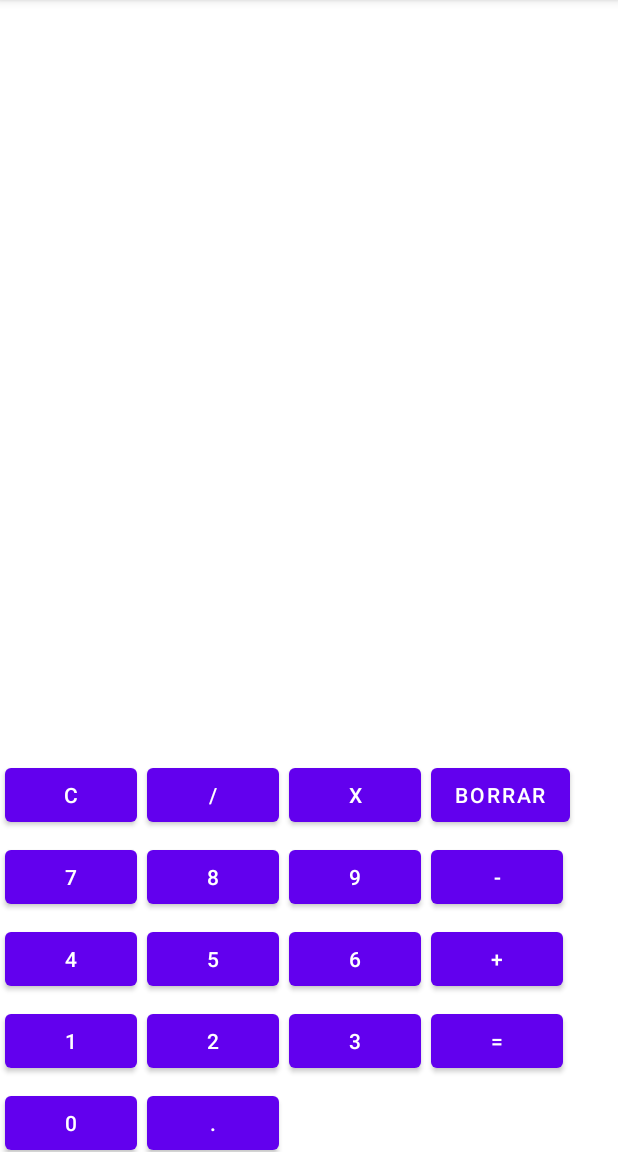
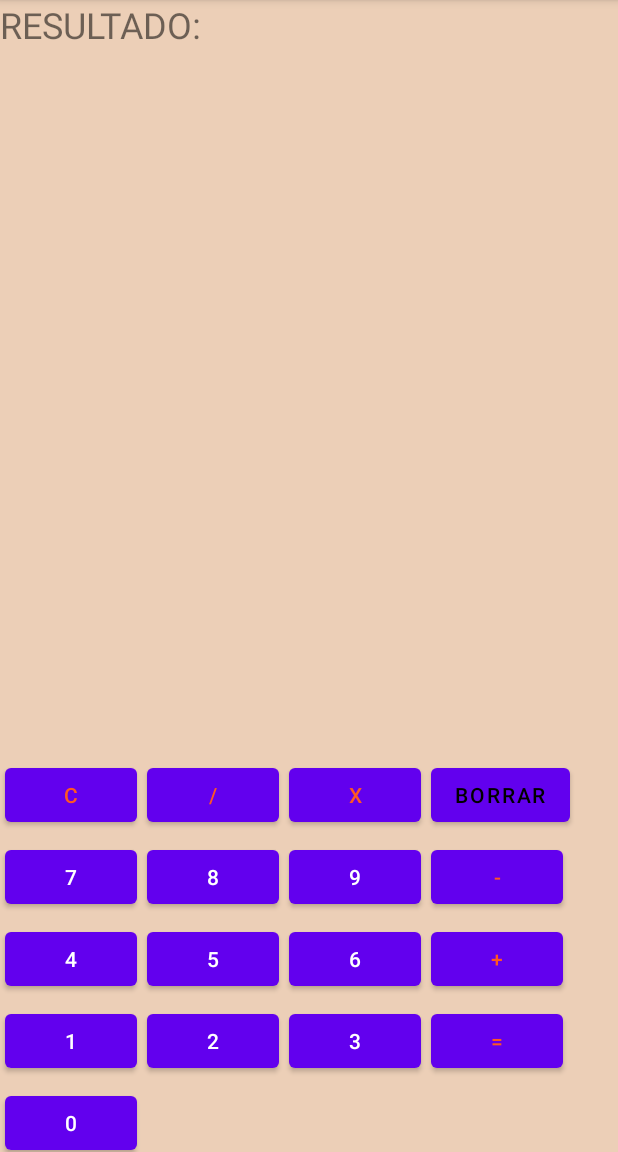
Before and after one commit to RicardoC29/Calculadora1, an Android app: the screen it shows after launch (MainActivity), on a phone screen of 412 x 824 dp, the part 84-1236 px from its top. Run offline under Robolectric (Android 15) with nearby library versions, the phone set to English and light mode, and no system bars.

Commit message:
Funcionalidad - Diseño

```diff
--- a/app/src/main/java/com/example/calculadora/MainActivity.java
+++ b/app/src/main/java/com/example/calculadora/MainActivity.java
@@ -10,10 +10,10 @@ import android.widget.TextView;
 
 public class MainActivity extends AppCompatActivity {
 
-    Button btnC,btnM,btnD,btnS,btnR,btnP,btnI,btnB,btnUno,btnDos,btnCero,btnTres,btnCuatro,btnCinco,btnSeis,
+    Button btnC,btnM,btnD,btnS,btnR,btnI,btnB,btnUno,btnDos,btnCero,btnTres,btnCuatro,btnCinco,btnSeis,
     btnSiete,btnOcho,btnNueve;
     TextView respuesta;
-    Double resul;
+    Integer resul;
     String operacion, show, guarda;
 
     @Override
@@ -26,7 +26,6 @@ public class MainActivity extends AppCompatActivity {
         btnD = (Button) findViewById(R.id.botonDividir);
         btnS = (Button) findViewById(R.id.botonSuma);
         btnR = (Button) findViewById(R.id.botonMenos);
-        btnP = (Button) findViewById(R.id.botonPunto);
         btnI = (Button) findViewById(R.id.botonIgual);
         btnB = (Button) findViewById(R.id.botonBorrar);
         btnCero = (Button) findViewById(R.id.botonCero);
@@ -61,16 +60,6 @@ public class MainActivity extends AppCompatActivity {
                 respuesta.setText(show);
             }
         });
-
-        btnP.setOnClickListener(new View.OnClickListener(){
-            @Override
-            public void onClick(View v){
-                show = respuesta.getText().toString();
-                show = show + ".";
-                respuesta.setText(show);
-            }
-        });
-
 
         btnCero.setOnClickListener(new View.OnClickListener(){
             @Override
@@ -205,13 +194,25 @@ public class MainActivity extends AppCompatActivity {
                 show = show + "1";
 
                 switch (operacion){
+                    case "*":
+                        resul = Integer.parseInt(guarda) * Integer.parseInt(respuesta.getText().toString());
+                        respuesta.setText(String.valueOf(resul));
+                        break;
+                    case "/":
+                        resul = Integer.parseInt(guarda) / Integer.parseInt(respuesta.getText().toString());
+                        respuesta.setText(String.valueOf(resul));
+                        break;
+                    case "-":
+                        resul = Integer.parseInt(guarda) - Integer.parseInt(respuesta.getText().toString());
+                        respuesta.setText(String.valueOf(resul));
+                        break;
                     case "+" :
-                        resul = Double.parseDouble(guarda) + Double.parseDouble(respuesta.getText().toString());
+                        resul = Integer.parseInt(guarda) + Integer.parseInt(respuesta.getText().toString());
                         respuesta.setText(String.valueOf(resul));
                         break;
 
+                }
 
-                }
             }
         });
 
--- a/app/src/main/res/layout/activity_main.xml
+++ b/app/src/main/res/layout/activity_main.xml
@@ -11,6 +11,7 @@
         android:layout_height="match_parent"
         android:layout_alignParentStart="true"
         android:layout_alignParentTop="true"
+        android:background="#ECCFB7"
         android:orientation="vertical">
 
 
@@ -23,6 +24,14 @@
             android:height="100dp"
             android:textAlignment="textEnd"
             android:textSize="36sp" />
+
+        <TextView
+            android:id="@+id/textView2"
+            android:layout_width="155dp"
+            android:layout_height="102dp"
+            android:layout_centerHorizontal="false"
+            android:text="RESULTADO:"
+            android:textSize="24sp" />
 
         <androidx.gridlayout.widget.GridLayout
             android:layout_width="wrap_content"
@@ -40,28 +49,32 @@
                 android:layout_width="wrap_content"
                 android:layout_height="wrap_content"
                 android:layout_margin="3dp"
-                android:text="C" />
+                android:text="C"
+                android:textColor="#FF5722" />
 
             <Button
                 android:id="@+id/botonDividir"
                 android:layout_width="wrap_content"
                 android:layout_height="wrap_content"
                 android:layout_margin="3dp"
-                android:text="/" />
+                android:text="/"
+                android:textColor="#FF5722" />
 
             <Button
                 android:id="@+id/botonMulti"
                 android:layout_width="wrap_content"
                 android:layout_height="wrap_content"
                 android:layout_margin="3dp"
-                android:text="X" />
+                android:text="X"
+                android:textColor="#FF5722" />
 
             <Button
                 android:id="@+id/botonBorrar"
                 android:layout_width="wrap_content"
                 android:layout_height="wrap_content"
                 android:layout_margin="3dp"
-                android:text="Borrar" />
+                android:text="Borrar"
+                android:textColor="#000000" />
 
             <Button
                 android:id="@+id/botonSiete"
@@ -89,7 +102,8 @@
                 android:layout_width="wrap_content"
                 android:layout_height="wrap_content"
                 android:layout_margin="3dp"
-                android:text="-" />
+                android:text="-"
+                android:textColor="#FF5722" />
 
             <Button
                 android:id="@+id/botonCuatro"
@@ -117,7 +131,8 @@
                 android:layout_width="wrap_content"
                 android:layout_height="wrap_content"
                 android:layout_margin="3dp"
-                android:text="+" />
+                android:text="+"
+                android:textColor="#FF5722" />
 
             <Button
                 android:id="@+id/botonUno"
@@ -145,7 +160,8 @@
                 android:layout_width="wrap_content"
                 android:layout_height="wrap_content"
                 android:layout_margin="3dp"
-                android:text="=" />
+                android:text="="
+                android:textColor="#FF5722" />
 
             <Button
                 android:id="@+id/botonCero"
@@ -154,12 +170,6 @@
                 android:layout_margin="3dp"
                 android:text="0" />
 
-            <Button
-                android:id="@+id/botonPunto"
-                android:layout_width="wrap_content"
-                android:layout_height="wrap_content"
-                android:layout_margin="3dp"
-                android:text="." />
         </androidx.gridlayout.widget.GridLayout>
     </RelativeLayout>
 </androidx.constraintlayout.widget.ConstraintLayout>
```
